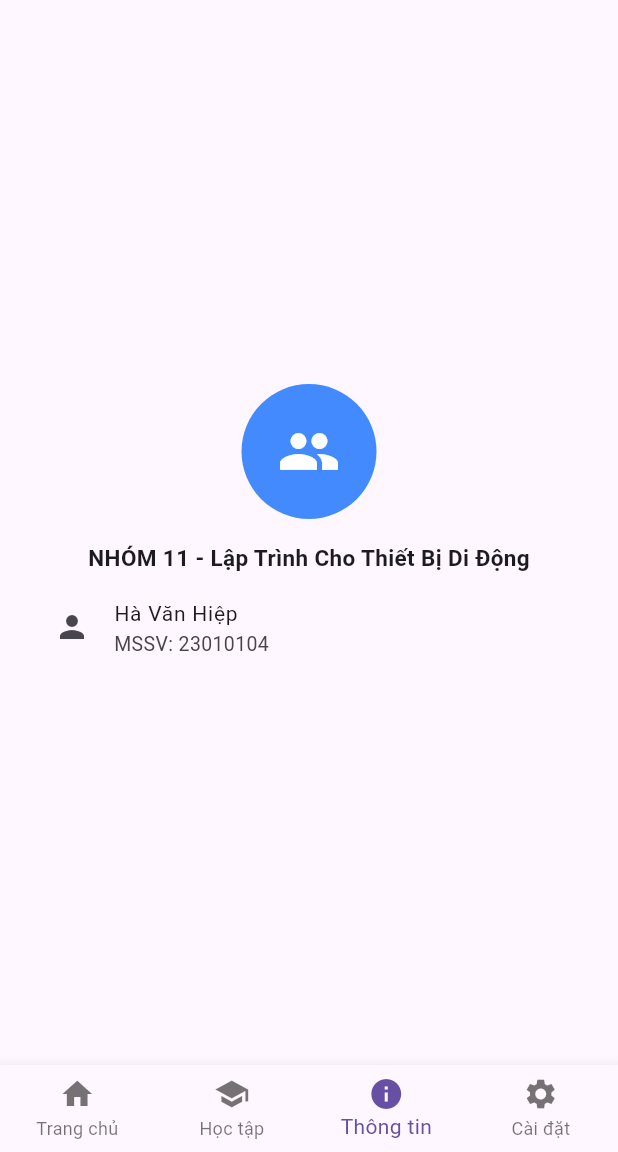
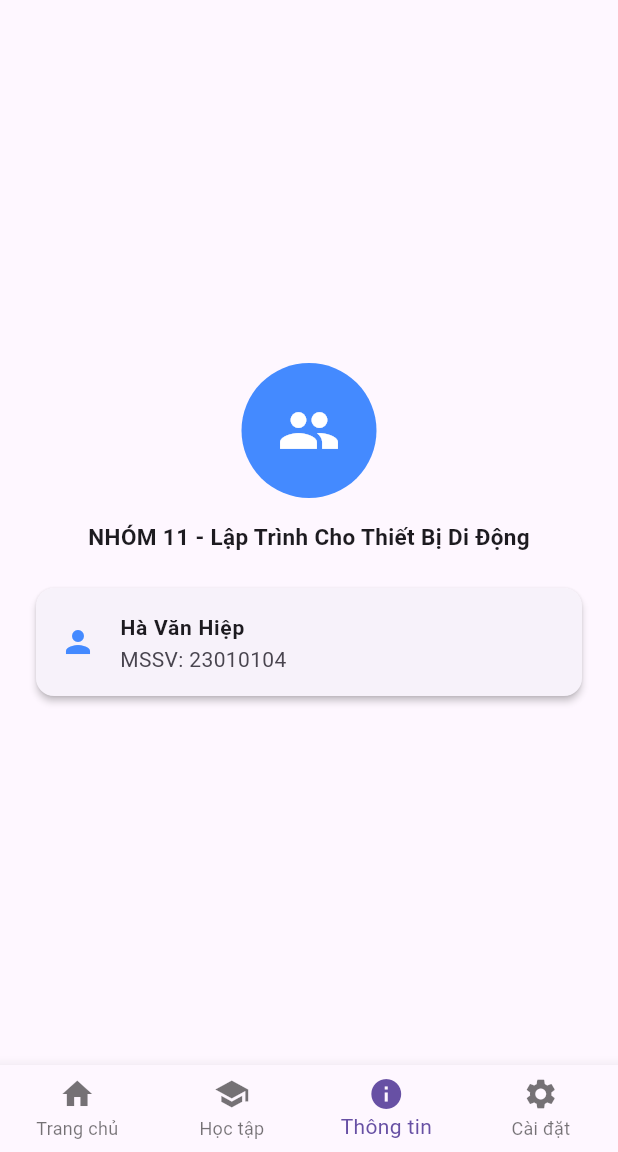
Before and after one commit to hahiep205/2025_2_LTTBDD_N02_Nhom_11, a Flutter app: the screen it shows after launch, item 3 of the bottom bar chosen, on a phone screen of 412 x 824 dp, the part 84-1236 px from its top. Run offline on Flutter 3.47's test engine with Material 3 defaults, Android fonts, the phone set to English and light mode, and no system bars.

Commit message:
Phân trang thông tin

```diff
--- a/lib/main.dart
+++ b/lib/main.dart
@@ -1,5 +1,6 @@
 import 'package:flutter/material.dart';
 import 'screens/settings_screen.dart';
+import 'screens/about_screen.dart';
 
 void main() {
   runApp(
@@ -447,39 +448,7 @@ class _HomeState extends State<Home> {
           ),
 
           // TRANG THÔNG TIN
-          Padding(
-            padding: const EdgeInsets.all(20.0),
-            child: Column(
-              mainAxisAlignment: MainAxisAlignment.center,
-              children: [
-                const CircleAvatar(
-                  radius: 45,
-                  backgroundColor: Colors.blueAccent,
-                  child: Icon(Icons.group, size: 42, color: Colors.white),
-                ),
-                const SizedBox(height: 15),
-                const Text(
-                  'NHÓM 11 - Lập Trình Cho Thiết Bị Di Động',
-                  style: TextStyle(
-                    fontSize: 15,
-                    fontWeight: FontWeight.bold,
-                  ),
-                ),
-
-                const ListTile(
-                  leading: const Icon(Icons.person, size: 24),
-                  title: const Text(
-                    'Hà Văn Hiệp',
-                    style: TextStyle(fontSize: 14),
-                  ),
-                  subtitle: const Text(
-                    'MSSV: 23010104',
-                    style: TextStyle(fontSize: 13),
-                  ),
-                ),
-              ],
-            ),
-          ),
+          const AboutScreen(),
 
           // TRANG CÀI ĐẶT
           SettingsScreen(
@@ -492,6 +461,7 @@ class _HomeState extends State<Home> {
           ),
         ],
       ),
+
       bottomNavigationBar: BottomNavigationBar(
         currentIndex: stt,
         type: BottomNavigationBarType.fixed,
--- /dev/null
+++ b/lib/screens/about_screen.dart
@@ -0,0 +1,42 @@
+import 'package:flutter/material.dart';
+
+class AboutScreen extends StatelessWidget {
+  const AboutScreen({super.key});
+
+  @override
+  Widget build(BuildContext context) {
+    return Padding(
+      padding: const EdgeInsets.all(20.0),
+      child: Column(
+        mainAxisAlignment: MainAxisAlignment.center,
+        children: [
+          const CircleAvatar(
+            radius: 45,
+            backgroundColor: Colors.blueAccent,
+            child: Icon(Icons.group, size: 42, color: Colors.white),
+          ),
+          const SizedBox(height: 15),
+          const Text(
+            'NHÓM 11 - Lập Trình Cho Thiết Bị Di Động',
+            style: TextStyle(fontSize: 15, fontWeight: FontWeight.bold),
+          ),
+          const SizedBox(height: 20),
+          Card(
+            elevation: 2,
+            child: ListTile(
+              leading: const Icon(Icons.person, color: Colors.blueAccent),
+              title: const Text(
+                'Hà Văn Hiệp',
+                style: TextStyle(
+                  fontSize: 14,
+                  fontWeight: FontWeight.w600,
+                ),
+              ),
+              subtitle: const Text('MSSV: 23010104'),
+            ),
+          ),
+        ],
+      ),
+    );
+  }
+}
```
